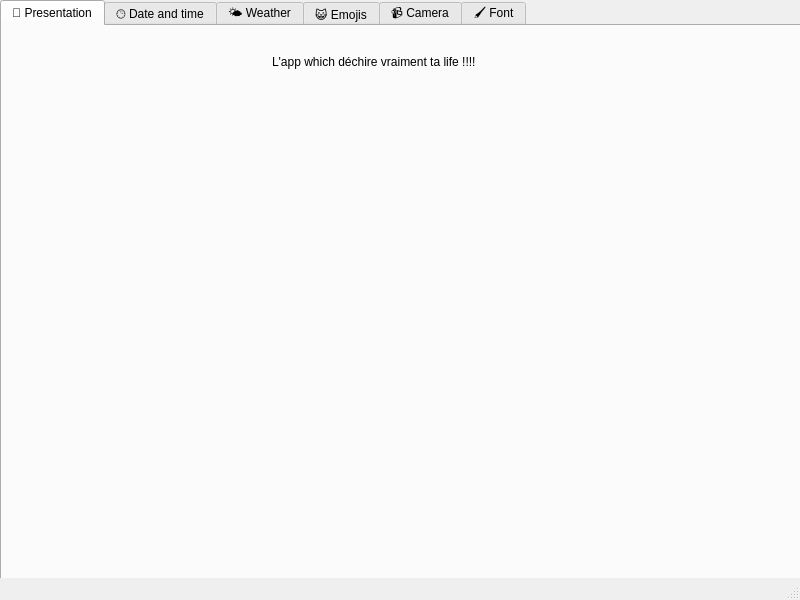
Qt form maindesktopweadtwindow.ui (Vicken-Ghoubiguian/desktopWeaDTApp) before a commit.
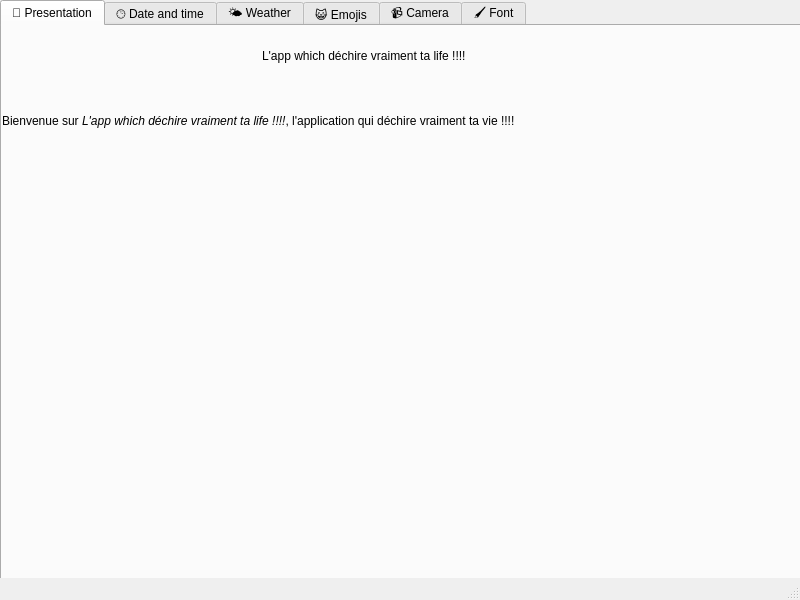
The same form after that commit.

```diff
--- a/maindesktopweadtwindow.ui
+++ b/maindesktopweadtwindow.ui
@@ -36,22 +36,35 @@
      <widget class="QLabel" name="presentationAppTitleLabel">
       <property name="geometry">
        <rect>
-        <x>270</x>
+        <x>260</x>
         <y>20</y>
-        <width>261</width>
-        <height>31</height>
+        <width>255</width>
+        <height>20</height>
        </rect>
       </property>
       <property name="sizePolicy">
        <sizepolicy hsizetype="Preferred" vsizetype="Preferred">
-        <horstretch>10</horstretch>
-        <verstretch>10</verstretch>
+        <horstretch>22</horstretch>
+        <verstretch>20</verstretch>
        </sizepolicy>
       </property>
       <property name="text">
        <string>L'app which déchire vraiment ta life !!!!</string>
       </property>
      </widget>
+     <widget class="QLabel" name="label_2">
+      <property name="geometry">
+       <rect>
+        <x>0</x>
+        <y>40</y>
+        <width>791</width>
+        <height>111</height>
+       </rect>
+      </property>
+      <property name="text">
+       <string>Bienvenue sur &lt;i&gt;L'app which déchire vraiment ta life !!!!&lt;/i&gt;, l'application qui déchire vraiment ta vie !!!!</string>
+      </property>
+     </widget>
     </widget>
     <widget class="QWidget" name="dateTimeTab">
      <attribute name="title">
```
